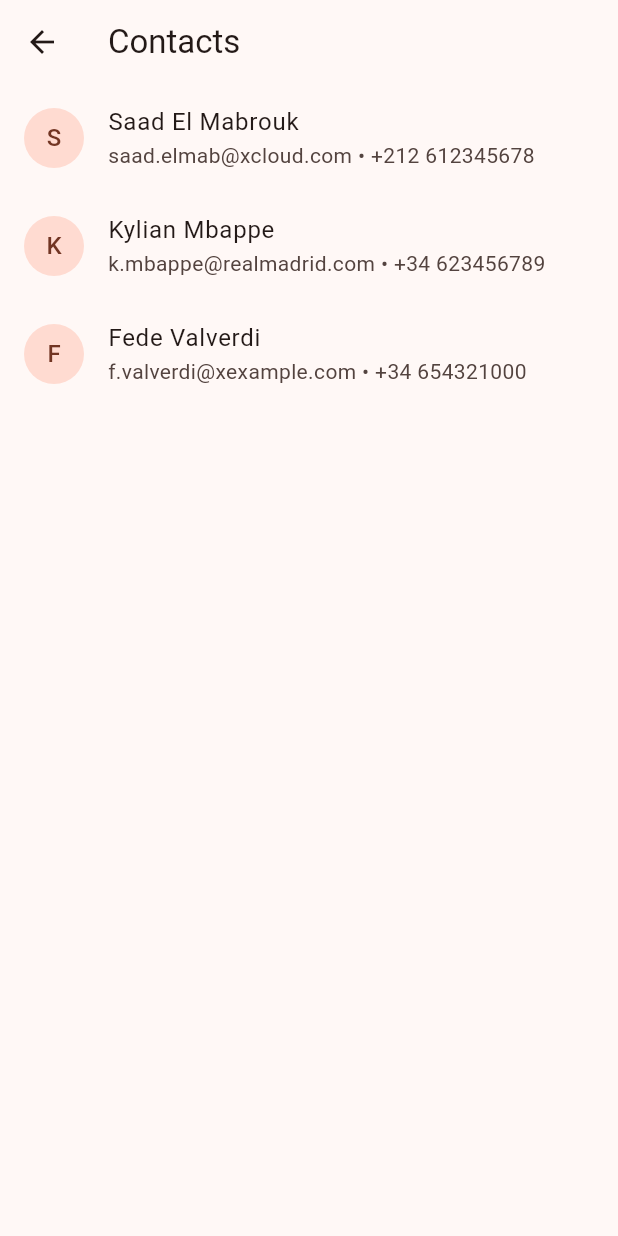
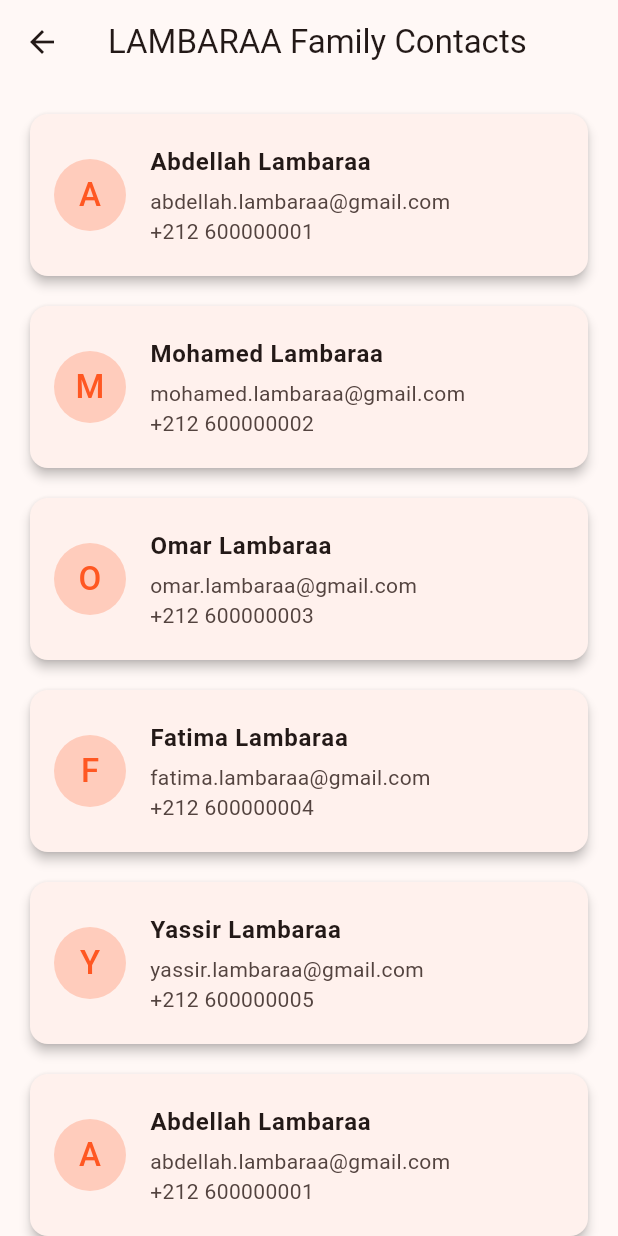
Before and after one commit to LAMBARAA-Abdellah/Flutter_drawer_app, a Flutter app: the ContactsPage screen opened by its route, on a phone screen of 412 x 824 dp. Run offline on Flutter 3.47's test engine with Material 3 defaults, Android fonts, the phone set to English and light mode, and no system bars; our stand-ins replace flutter_dotenv.

Commit message:
Add galery

```diff
--- a/lib/pages/contacts_page.dart
+++ b/lib/pages/contacts_page.dart
@@ -6,21 +6,50 @@ class ContactsPage extends StatelessWidget {
   @override
   Widget build(BuildContext context) {
     final contacts = [
-      {"name": "Saad El Mabrouk", "email": "saad.elmab@xcloud.com", "phone": "+212 612345678"},
-      {"name": "Kylian Mbappe", "email": "k.mbappe@realmadrid.com", "phone": "+34 623456789"},
-      {"name": "Fede Valverdi", "email": "f.valverdi@xexample.com", "phone": "+34 654321000"},
+      {"name": "Abdellah Lambaraa", "email": "abdellah.lambaraa@gmail.com", "phone": "+212 600000001"},
+      {"name": "Mohamed Lambaraa", "email": "mohamed.lambaraa@gmail.com", "phone": "+212 600000002"},
+      {"name": "Omar Lambaraa", "email": "omar.lambaraa@gmail.com", "phone": "+212 600000003"},
+      {"name": "Fatima Lambaraa", "email": "fatima.lambaraa@gmail.com", "phone": "+212 600000004"},
+      {"name": "Yassir Lambaraa", "email": "yassir.lambaraa@gmail.com", "phone": "+212 600000005"},
+      {"name": "Abdellah Lambaraa", "email": "abdellah.lambaraa@gmail.com", "phone": "+212 600000001"},
+      {"name": "Mohamed Lambaraa", "email": "mohamed.lambaraa@gmail.com", "phone": "+212 600000002"},
+      {"name": "Omar Lambaraa", "email": "omar.lambaraa@gmail.com", "phone": "+212 600000003"},
+      {"name": "Fatima Lambaraa", "email": "fatima.lambaraa@gmail.com", "phone": "+212 600000004"},
+      {"name": "Yassir Lambaraa", "email": "yassir.lambaraa@gmail.com", "phone": "+212 600000005"},
     ];
 
     return Scaffold(
-      appBar: AppBar(title: const Text("Contacts")),
-      body: ListView.builder(
+      appBar: AppBar(title: const Text("LAMBARAA Family Contacts")),
+      body: ListView.separated(
+        padding: const EdgeInsets.all(16),
         itemCount: contacts.length,
+        separatorBuilder: (context, index) => const SizedBox(height: 12),
         itemBuilder: (context, index) {
           final contact = contacts[index];
-          return ListTile(
-            leading: CircleAvatar(child: Text(contact['name']![0])),
-            title: Text(contact['name']!),
-            subtitle: Text("${contact['email']} • ${contact['phone']}"),
+          return Card(
+            elevation: 3,
+            shape: RoundedRectangleBorder(borderRadius: BorderRadius.circular(12)),
+            child: ListTile(
+              contentPadding: const EdgeInsets.symmetric(vertical: 12, horizontal: 16),
+              leading: CircleAvatar(
+                radius: 24,
+                backgroundColor: Colors.deepOrange.shade100,
+                child: Text(
+                  contact['name']![0],
+                  style: const TextStyle(fontSize: 22, color: Colors.deepOrange),
+                ),
+              ),
+              title: Text(contact['name']!,
+                  style: const TextStyle(fontWeight: FontWeight.bold)),
+              subtitle: Column(
+                crossAxisAlignment: CrossAxisAlignment.start,
+                children: [
+                  const SizedBox(height: 4),
+                  Text(contact['email']!),
+                  Text(contact['phone']!),
+                ],
+              ),
+            ),
           );
         },
       ),
--- a/lib/pages/weather_page.dart
+++ b/lib/pages/weather_page.dart
@@ -37,16 +37,19 @@ class _WeatherPageState extends State<WeatherPage> {
 
       final response = await http.get(uri);
 
+      print("Status: ${response.statusCode}");
+      print("Body: ${response.body}");
+
       if (response.statusCode == 200) {
         final data = json.decode(response.body);
         final List forecasts = data['list'];
 
         final List<Map<String, String>> filtered = forecasts
-            .where((item) => item['dt_txt'].toString().contains("12:00:00"))
+            .take(8) // prend les 8 premières prévisions (sur ~24h)
             .map<Map<String, String>>((item) => {
           "date": item['dt_txt'],
           "desc":
-          "${item['weather'][0]['description']} ${item['main']['temp'].toString()}°C"
+          "${item['weather'][0]['description']} - ${item['main']['temp']}°C"
         })
             .toList();
 
@@ -55,7 +58,7 @@ class _WeatherPageState extends State<WeatherPage> {
         });
       } else {
         setState(() {
-          error = "City not found or API error";
+          error = "City not found or API error.";
         });
       }
     } catch (e) {
@@ -71,7 +74,9 @@ class _WeatherPageState extends State<WeatherPage> {
 
   @override
   Widget build(BuildContext context) {
-    return Padding(
+    return Scaffold(
+      appBar: AppBar(title: const Text("Weather Forecast")),
+      body: Padding(
         padding: const EdgeInsets.all(16),
         child: Column(
           children: [
@@ -99,6 +104,8 @@ class _WeatherPageState extends State<WeatherPage> {
                 style: const TextStyle(color: Colors.red),
                 textAlign: TextAlign.center,
               ),
+            if (!isLoading && error == null && weatherData.isEmpty)
+              const Text("No forecast data found."),
             if (!isLoading && error == null && weatherData.isNotEmpty)
               Expanded(
                 child: ListView.builder(
@@ -107,6 +114,7 @@ class _WeatherPageState extends State<WeatherPage> {
                     final item = weatherData[index];
                     return Card(
                       color: Colors.orange.shade100,
+                      margin: const EdgeInsets.symmetric(vertical: 8),
                       child: ListTile(
                         leading: const Icon(Icons.cloud),
                         title: Text(item["date"]!),
@@ -118,6 +126,7 @@ class _WeatherPageState extends State<WeatherPage> {
               ),
           ],
         ),
+      ),
     );
   }
 }
```
Also changed, not shown: captures/contacts.PNG (added), captures/counter.jpg (added), captures/gallery.jpg (added), captures/home.jpg (added), captures/quiz_questions.jpg (deleted), captures/score_quiz.jpg (deleted), captures/weather.jpg (deleted). Lines whose indentation alone changed are shown as unchanged.
